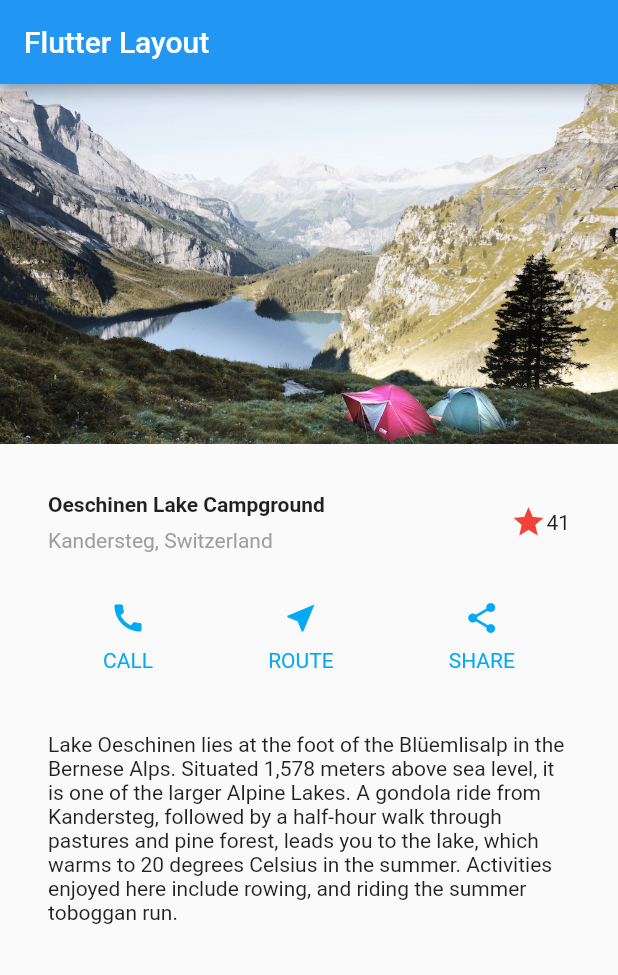
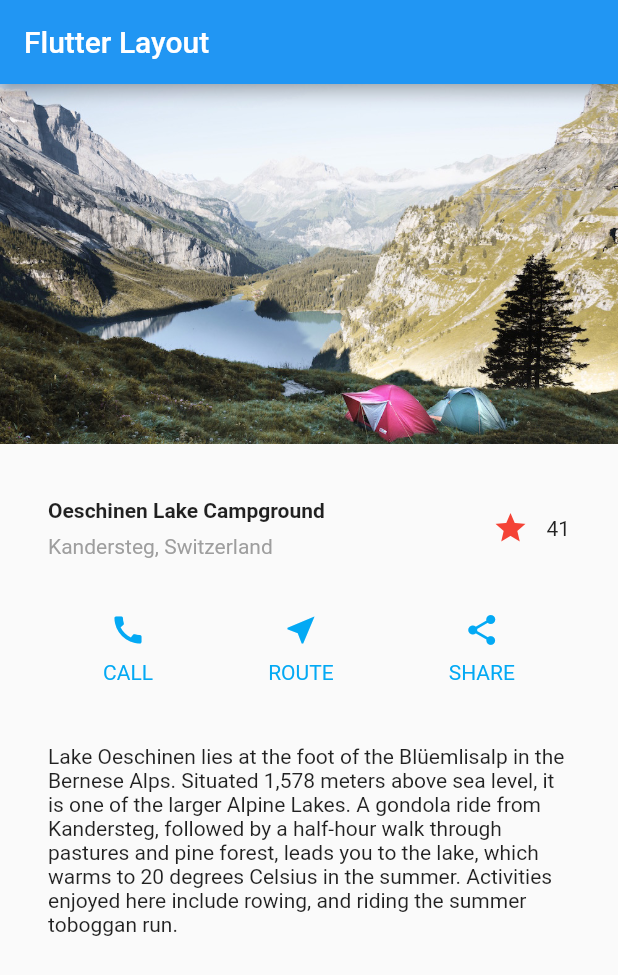
Before and after one commit to SonQBChau/layout_tutorial, a Flutter app: the screen it shows after launch, on a phone screen of 412 x 824 dp. Shown: the top 975 px of the screen. Run offline on Flutter 3.47's test engine with Material 2 defaults, Android fonts, the phone set to English and light mode, and no system bars.

Commit message:
add interactive favorite button

```diff
--- a/lib/main.dart
+++ b/lib/main.dart
@@ -41,8 +41,7 @@ class MyHomePage extends StatelessWidget {
             ],
           ),
         ),
-        Icon(Icons.star, color: Colors.red,),
-        Text('41'),
+        FavoriteWidget(),
       ],
     ),
   );
@@ -115,3 +114,39 @@ class MyHomePage extends StatelessWidget {
 
 
 }
+
+class FavoriteWidget extends StatefulWidget {
+  @override
+  _FavoriteWidgetState createState() => _FavoriteWidgetState();
+}
+
+class _FavoriteWidgetState extends State<FavoriteWidget> {
+  bool _isFavorited = true;
+  int _favoriteCount = 41;
+
+  void _toggleFavorite(){
+    setState(() {
+      if (_isFavorited){
+        _favoriteCount -= 1;
+        _isFavorited = false;
+      } else {
+        _favoriteCount += 1;
+        _isFavorited = true;
+      }
+    });
+  }
+
+  @override
+  Widget build(BuildContext context) {
+    return Row(
+      children: <Widget>[
+        IconButton(
+        icon: _isFavorited ? Icon(Icons.star): Icon(Icons.star_border),
+        color: Colors.red[500],
+        onPressed: _toggleFavorite,
+    ),
+        Text('$_favoriteCount'),
+      ],
+    );
+  }
+}
```
